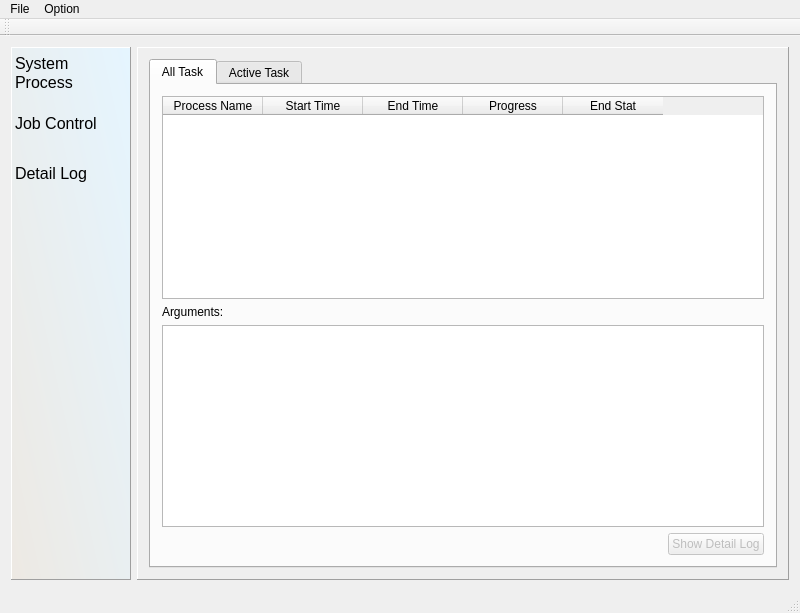
xtfllbl/qjdprocess, file qjdprocessmainwindow.ui: the form before one commit.
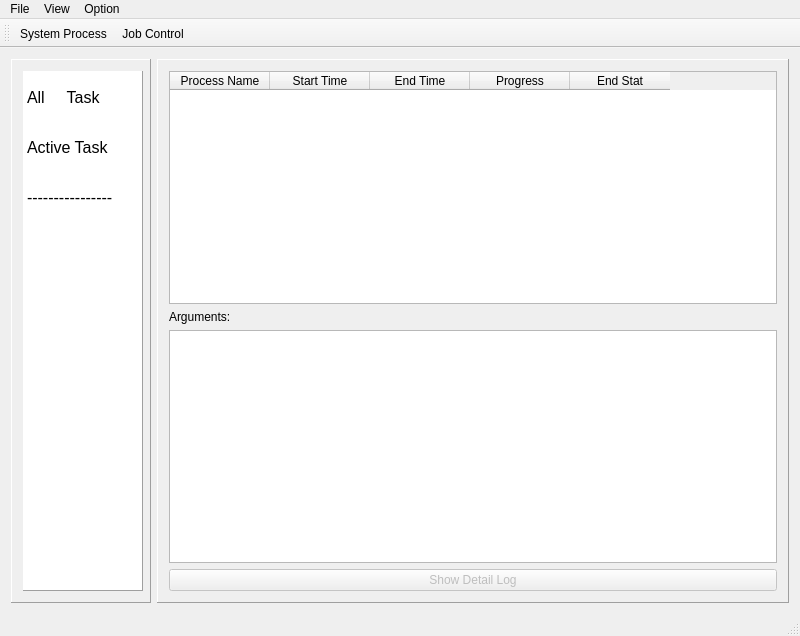
The form after the commit. Icons and pictures are not drawn.

Patch:
```diff
--- a/qjdprocessmainwindow.ui
+++ b/qjdprocessmainwindow.ui
@@ -7,7 +7,7 @@
     <x>0</x>
     <y>0</y>
     <width>800</width>
-    <height>613</height>
+    <height>636</height>
    </rect>
   </property>
   <property name="sizePolicy">
@@ -23,9 +23,299 @@
    <string>qjdProcessMainWindow</string>
   </property>
   <widget class="QWidget" name="centralWidget">
-   <layout class="QGridLayout" name="gridLayout_7">
+   <layout class="QGridLayout" name="gridLayout_2">
+    <item row="0" column="0">
+     <widget class="QStackedWidget" name="stackedWidgetTable">
+      <property name="sizePolicy">
+       <sizepolicy hsizetype="Minimum" vsizetype="Minimum">
+        <horstretch>0</horstretch>
+        <verstretch>0</verstretch>
+       </sizepolicy>
+      </property>
+      <property name="maximumSize">
+       <size>
+        <width>140</width>
+        <height>16777215</height>
+       </size>
+      </property>
+      <property name="frameShape">
+       <enum>QFrame::Panel</enum>
+      </property>
+      <property name="frameShadow">
+       <enum>QFrame::Raised</enum>
+      </property>
+      <property name="currentIndex">
+       <number>1</number>
+      </property>
+      <widget class="QWidget" name="pageTableSysProcess">
+       <layout class="QGridLayout" name="gridLayout_4">
+        <item row="0" column="0">
+         <widget class="QTableWidget" name="tableSys">
+          <property name="minimumSize">
+           <size>
+            <width>120</width>
+            <height>0</height>
+           </size>
+          </property>
+          <property name="maximumSize">
+           <size>
+            <width>120</width>
+            <height>16777215</height>
+           </size>
+          </property>
+          <property name="font">
+           <font>
+            <pointsize>12</pointsize>
+           </font>
+          </property>
+          <property name="frameShape">
+           <enum>QFrame::Panel</enum>
+          </property>
+          <property name="frameShadow">
+           <enum>QFrame::Raised</enum>
+          </property>
+          <property name="selectionMode">
+           <enum>QAbstractItemView::SingleSelection</enum>
+          </property>
+          <property name="iconSize">
+           <size>
+            <width>40</width>
+            <height>40</height>
+           </size>
+          </property>
+          <property name="showGrid">
+           <bool>false</bool>
+          </property>
+          <attribute name="horizontalHeaderVisible">
+           <bool>false</bool>
+          </attribute>
+          <attribute name="horizontalHeaderDefaultSectionSize">
+           <number>120</number>
+          </attribute>
+          <attribute name="horizontalHeaderHighlightSections">
+           <bool>false</bool>
+          </attribute>
+          <attribute name="verticalHeaderVisible">
+           <bool>false</bool>
+          </attribute>
+          <attribute name="verticalHeaderDefaultSectionSize">
+           <number>50</number>
+          </attribute>
+          <attribute name="verticalHeaderHighlightSections">
+           <bool>false</bool>
+          </attribute>
+          <attribute name="verticalHeaderVisible">
+           <bool>false</bool>
+          </attribute>
+          <attribute name="verticalHeaderDefaultSectionSize">
+           <number>50</number>
+          </attribute>
+          <attribute name="horizontalHeaderVisible">
+           <bool>false</bool>
+          </attribute>
+          <attribute name="horizontalHeaderHighlightSections">
+           <bool>false</bool>
+          </attribute>
+          <attribute name="verticalHeaderHighlightSections">
+           <bool>false</bool>
+          </attribute>
+          <attribute name="horizontalHeaderDefaultSectionSize">
+           <number>120</number>
+          </attribute>
+          <row>
+           <property name="text">
+            <string>0</string>
+           </property>
+          </row>
+          <row>
+           <property name="text">
+            <string>1</string>
+           </property>
+          </row>
+          <column>
+           <property name="text">
+            <string>0</string>
+           </property>
+          </column>
+          <item row="0" column="0">
+           <property name="text">
+            <string>System Monitor</string>
+           </property>
+           <property name="font">
+            <font>
+             <pointsize>12</pointsize>
+            </font>
+           </property>
+           <property name="icon">
+            <iconset resource="image.qrc">
+             <normaloff>:/image/use/document-page-setup.png</normaloff>:/image/use/document-page-setup.png</iconset>
+           </property>
+           <property name="flags">
+            <set>ItemIsSelectable|ItemIsEnabled</set>
+           </property>
+          </item>
+          <item row="1" column="0">
+           <property name="text">
+            <string>Choose Field</string>
+           </property>
+           <property name="icon">
+            <iconset resource="image.qrc">
+             <normaloff>:/image/use/evolution-calendar.png</normaloff>:/image/use/evolution-calendar.png</iconset>
+           </property>
+           <property name="flags">
+            <set>ItemIsSelectable|ItemIsEnabled</set>
+           </property>
+          </item>
+         </widget>
+        </item>
+       </layout>
+      </widget>
+      <widget class="QWidget" name="pageTableJobControl">
+       <layout class="QVBoxLayout" name="verticalLayout_2">
+        <item>
+         <widget class="QTableWidget" name="tableJob">
+          <property name="minimumSize">
+           <size>
+            <width>120</width>
+            <height>0</height>
+           </size>
+          </property>
+          <property name="maximumSize">
+           <size>
+            <width>120</width>
+            <height>16777215</height>
+           </size>
+          </property>
+          <property name="font">
+           <font>
+            <pointsize>12</pointsize>
+           </font>
+          </property>
+          <property name="frameShape">
+           <enum>QFrame::Panel</enum>
+          </property>
+          <property name="frameShadow">
+           <enum>QFrame::Raised</enum>
+          </property>
+          <property name="selectionMode">
+           <enum>QAbstractItemView::SingleSelection</enum>
+          </property>
+          <property name="iconSize">
+           <size>
+            <width>40</width>
+            <height>40</height>
+           </size>
+          </property>
+          <property name="showGrid">
+           <bool>false</bool>
+          </property>
+          <attribute name="horizontalHeaderVisible">
+           <bool>false</bool>
+          </attribute>
+          <attribute name="horizontalHeaderDefaultSectionSize">
+           <number>120</number>
+          </attribute>
+          <attribute name="horizontalHeaderHighlightSections">
+           <bool>false</bool>
+          </attribute>
+          <attribute name="verticalHeaderVisible">
+           <bool>false</bool>
+          </attribute>
+          <attribute name="verticalHeaderDefaultSectionSize">
+           <number>50</number>
+          </attribute>
+          <attribute name="verticalHeaderHighlightSections">
+           <bool>false</bool>
+          </attribute>
+          <attribute name="verticalHeaderVisible">
+           <bool>false</bool>
+          </attribute>
+          <attribute name="verticalHeaderDefaultSectionSize">
+           <number>50</number>
+          </attribute>
+          <attribute name="horizontalHeaderVisible">
+           <bool>false</bool>
+          </attribute>
+          <attribute name="horizontalHeaderHighlightSections">
+           <bool>false</bool>
+          </attribute>
+          <attribute name="verticalHeaderHighlightSections">
+           <bool>false</bool>
+          </attribute>
+          <attribute name="horizontalHeaderDefaultSectionSize">
+           <number>120</number>
+          </attribute>
+          <row>
+           <property name="text">
+            <string>0</string>
+           </property>
+          </row>
+          <row>
+           <property name="text">
+            <string>1</string>
+           </property>
+          </row>
+          <row>
+           <property name="text">
+            <string>2</string>
+           </property>
+          </row>
+          <column>
+           <property name="text">
+            <string>0</string>
+           </property>
+          </column>
+          <item row="0" column="0">
+           <property name="text">
+            <string>All     Task </string>
+           </property>
+           <property name="font">
+            <font>
+             <pointsize>12</pointsize>
+            </font>
+           </property>
+           <property name="icon">
+            <iconset resource="image.qrc">
+             <normaloff>:/image/use/format-justify-fill.png</normaloff>:/image/use/format-justify-fill.png</iconset>
+           </property>
+           <property name="flags">
+            <set>ItemIsSelectable|ItemIsEnabled</set>
+           </property>
+          </item>
+          <item row="1" column="0">
+           <property name="text">
+            <string>Active Task</string>
+           </property>
+           <property name="icon">
+            <iconset resource="image.qrc">
+             <normaloff>:/image/use/gtk-edit.png</normaloff>:/image/use/gtk-edit.png</iconset>
+           </property>
+           <property name="flags">
+            <set>ItemIsSelectable|ItemIsEnabled</set>
+           </property>
+          </item>
+          <item row="2" column="0">
+           <property name="text">
+            <string>----------------</string>
+           </property>
+           <property name="flags">
+            <set>NoItemFlags</set>
+           </property>
+          </item>
+         </widget>
+        </item>
+       </layout>
+      </widget>
+     </widget>
+    </item>
     <item row="0" column="1">
-     <widget class="QStackedWidget" name="stackedWidget">
+     <widget class="QStackedWidget" name="stackedWidgetPage">
+      <property name="sizePolicy">
+       <sizepolicy hsizetype="Expanding" vsizetype="Expanding">
+        <horstretch>0</horstretch>
+        <verstretch>0</verstretch>
+       </sizepolicy>
+      </property>
       <property name="frameShape">
        <enum>QFrame::Panel</enum>
       </property>
@@ -82,19 +372,6 @@
          </layout>
         </item>
         <item row="1" column="0">
-         <widget class="QTabWidget" name="tabWidgetSysProcess">
-          <property name="currentIndex">
-           <number>0</number>
-          </property>
-          <property name="tabsClosable">
-           <bool>false</bool>
-          </property>
-          <widget class="QWidget" name="tabTblMain">
-           <attribute name="title">
-            <string>Sys Process</string>
-           </attribute>
-           <layout class="QGridLayout" name="gridLayout">
-            <item row="0" column="0">
              <widget class="QTableView" name="tblMain">
               <property name="minimumSize">
                <size>
@@ -310,29 +587,9 @@
             </item>
            </layout>
           </widget>
-         </widget>
-        </item>
-       </layout>
-      </widget>
-      <widget class="QWidget" name="pageJob">
+      <widget class="QWidget" name="pageAllJob">
        <layout class="QGridLayout" name="gridLayout_5">
         <item row="0" column="0">
-         <widget class="QTabWidget" name="tabWidgetJob">
-          <property name="tabPosition">
-           <enum>QTabWidget::North</enum>
-          </property>
-          <property name="tabShape">
-           <enum>QTabWidget::Rounded</enum>
-          </property>
-          <property name="currentIndex">
-           <number>0</number>
-          </property>
-          <widget class="QWidget" name="tabAllTask">
-           <attribute name="title">
-            <string>All Task</string>
-           </attribute>
-           <layout class="QGridLayout" name="gridLayout_2">
-            <item row="0" column="0">
              <layout class="QVBoxLayout" name="verticalLayout">
               <item>
                <widget class="QTableWidget" name="historyTable">
@@ -429,21 +686,6 @@
              </layout>
             </item>
             <item row="1" column="0">
-             <layout class="QHBoxLayout" name="horizontalLayout_3">
-              <item>
-               <spacer name="horizontalSpacer">
-                <property name="orientation">
-                 <enum>Qt::Horizontal</enum>
-                </property>
-                <property name="sizeHint" stdset="0">
-                 <size>
-                  <width>40</width>
-                  <height>20</height>
-                 </size>
-                </property>
-               </spacer>
-              </item>
-              <item>
                <widget class="QPushButton" name="btnShowLog">
                 <property name="enabled">
                  <bool>false</bool>
@@ -458,15 +700,10 @@
                </widget>
               </item>
              </layout>
-            </item>
-           </layout>
-          </widget>
-          <widget class="QWidget" name="tabActiveTask">
-           <attribute name="title">
-            <string>Active Task</string>
-           </attribute>
-           <layout class="QGridLayout" name="gridLayout_4">
-            <item row="0" column="0" colspan="2">
+      </widget>
+      <widget class="QWidget" name="pageActiveJob">
+       <layout class="QGridLayout" name="gridLayout">
+        <item row="0" column="0">
              <widget class="QTableWidget" name="activeTable">
               <property name="styleSheet">
                <string notr="true">gridline-color: rgb(200, 200, 200);
@@ -519,7 +756,7 @@
               </property>
              </widget>
             </item>
-            <item row="2" column="0" colspan="2">
+        <item row="2" column="0">
              <widget class="QTextBrowser" name="activeArguBrowser"/>
             </item>
            </layout>
@@ -528,160 +765,6 @@
         </item>
        </layout>
       </widget>
-      <widget class="QWidget" name="pageLog">
-       <layout class="QGridLayout" name="gridLayout_8">
-        <item row="0" column="0">
-         <widget class="QTabWidget" name="tabWidgetLog">
-          <property name="tabsClosable">
-           <bool>true</bool>
-          </property>
-         </widget>
-        </item>
-       </layout>
-      </widget>
-     </widget>
-    </item>
-    <item row="0" column="0">
-     <widget class="QTableWidget" name="tableChoose">
-      <property name="minimumSize">
-       <size>
-        <width>120</width>
-        <height>0</height>
-       </size>
-      </property>
-      <property name="maximumSize">
-       <size>
-        <width>120</width>
-        <height>16777215</height>
-       </size>
-      </property>
-      <property name="font">
-       <font>
-        <pointsize>12</pointsize>
-       </font>
-      </property>
-      <property name="styleSheet">
-       <string notr="true">background-color: qlineargradient(spread:pad, x1:1, y1:0, x2:0, y2:0.988636, stop:0 rgba(229, 245, 255, 255), stop:1 rgba(237, 233, 227, 255));</string>
-      </property>
-      <property name="frameShape">
-       <enum>QFrame::Panel</enum>
-      </property>
-      <property name="frameShadow">
-       <enum>QFrame::Raised</enum>
-      </property>
-      <property name="selectionMode">
-       <enum>QAbstractItemView::SingleSelection</enum>
-      </property>
-      <property name="iconSize">
-       <size>
-        <width>40</width>
-        <height>40</height>
-       </size>
-      </property>
-      <property name="showGrid">
-       <bool>false</bool>
-      </property>
-      <attribute name="horizontalHeaderVisible">
-       <bool>false</bool>
-      </attribute>
-      <attribute name="horizontalHeaderDefaultSectionSize">
-       <number>120</number>
-      </attribute>
-      <attribute name="horizontalHeaderHighlightSections">
-       <bool>false</bool>
-      </attribute>
-      <attribute name="verticalHeaderVisible">
-       <bool>false</bool>
-      </attribute>
-      <attribute name="verticalHeaderDefaultSectionSize">
-       <number>50</number>
-      </attribute>
-      <attribute name="verticalHeaderHighlightSections">
-       <bool>false</bool>
-      </attribute>
-      <attribute name="verticalHeaderVisible">
-       <bool>false</bool>
-      </attribute>
-      <attribute name="verticalHeaderDefaultSectionSize">
-       <number>50</number>
-      </attribute>
-      <attribute name="horizontalHeaderVisible">
-       <bool>false</bool>
-      </attribute>
-      <attribute name="horizontalHeaderHighlightSections">
-       <bool>false</bool>
-      </attribute>
-      <attribute name="verticalHeaderHighlightSections">
-       <bool>false</bool>
-      </attribute>
-      <attribute name="horizontalHeaderDefaultSectionSize">
-       <number>120</number>
-      </attribute>
-      <row>
-       <property name="text">
-        <string>0</string>
-       </property>
-      </row>
-      <row>
-       <property name="text">
-        <string>1</string>
-       </property>
-      </row>
-      <row>
-       <property name="text">
-        <string>2</string>
-       </property>
-      </row>
-      <column>
-       <property name="text">
-        <string>0</string>
-       </property>
-      </column>
-      <item row="0" column="0">
-       <property name="text">
-        <string>System Process</string>
-       </property>
-       <property name="font">
-        <font>
-         <pointsize>12</pointsize>
-        </font>
-       </property>
-       <property name="icon">
-        <iconset resource="image.qrc">
-         <normaloff>:/image/use/document-page-setup.png</normaloff>:/image/use/document-page-setup.png</iconset>
-       </property>
-       <property name="flags">
-        <set>ItemIsSelectable|ItemIsEnabled</set>
-       </property>
-      </item>
-      <item row="1" column="0">
-       <property name="text">
-        <string>Job Control</string>
-       </property>
-       <property name="icon">
-        <iconset resource="image.qrc">
-         <normaloff>:/image/use/evolution-calendar.png</normaloff>:/image/use/evolution-calendar.png</iconset>
-       </property>
-       <property name="flags">
-        <set>ItemIsSelectable|ItemIsEnabled</set>
-       </property>
-      </item>
-      <item row="2" column="0">
-       <property name="text">
-        <string>Detail Log</string>
-       </property>
-       <property name="icon">
-        <iconset resource="image.qrc">
-         <normaloff>:/image/use/format-justify-fill.png</normaloff>:/image/use/format-justify-fill.png</iconset>
-       </property>
-       <property name="flags">
-        <set>NoItemFlags</set>
-       </property>
-      </item>
-     </widget>
-    </item>
-   </layout>
-  </widget>
   <widget class="QMenuBar" name="menuBar">
    <property name="geometry">
     <rect>
@@ -695,6 +778,15 @@
     <property name="title">
      <string>File</string>
     </property>
+    <widget class="QMenu" name="menuExport">
+     <property name="title">
+      <string>Export</string>
+     </property>
+     <addaction name="actionExport_Main_File"/>
+     <addaction name="actionExport_Log_File"/>
+    </widget>
+    <addaction name="actionImport"/>
+    <addaction name="menuExport"/>
     <addaction name="actionExit"/>
    </widget>
    <widget class="QMenu" name="menuOption">
@@ -702,8 +794,26 @@
      <string>Option</string>
     </property>
     <addaction name="actionStart_Process"/>
+    <addaction name="separator"/>
+    <addaction name="actionChoose_Field"/>
+   </widget>
+   <widget class="QMenu" name="menuView">
+    <property name="tearOffEnabled">
+     <bool>false</bool>
+    </property>
+    <property name="title">
+     <string>View</string>
+    </property>
+    <property name="separatorsCollapsible">
+     <bool>false</bool>
+    </property>
+    <addaction name="actionSystem_Monitor"/>
+    <addaction name="separator"/>
+    <addaction name="actionAll_task"/>
+    <addaction name="actionActive_Task"/>
    </widget>
    <addaction name="menuFile"/>
+   <addaction name="menuView"/>
    <addaction name="menuOption"/>
   </widget>
   <widget class="QToolBar" name="mainToolBar">
@@ -719,6 +829,8 @@
    <attribute name="toolBarBreak">
     <bool>false</bool>
    </attribute>
+   <addaction name="actionSystemProcess"/>
+   <addaction name="actionJobControl"/>
   </widget>
   <widget class="QStatusBar" name="statusBar"/>
   <action name="actionExit">
@@ -730,10 +842,95 @@
    </property>
   </action>
   <action name="actionStart_Process">
+   <property name="checkable">
+    <bool>false</bool>
+   </property>
    <property name="text">
     <string>Start Process</string>
    </property>
   </action>
+  <action name="actionSystemProcess">
+   <property name="checkable">
+    <bool>true</bool>
+   </property>
+   <property name="text">
+    <string>System Process</string>
+   </property>
+  </action>
+  <action name="actionJobControl">
+   <property name="checkable">
+    <bool>true</bool>
+   </property>
+   <property name="text">
+    <string>Job Control</string>
+   </property>
+   <property name="iconVisibleInMenu">
+    <bool>true</bool>
+   </property>
+  </action>
+  <action name="actionImport">
+   <property name="text">
+    <string>Import Index File</string>
+   </property>
+  </action>
+  <action name="actionExport_Main_File">
+   <property name="text">
+    <string>Export Main File</string>
+   </property>
+  </action>
+  <action name="actionExport_Log_File">
+   <property name="text">
+    <string>Export Log File</string>
+   </property>
+  </action>
+  <action name="actionSystem_Monitor">
+   <property name="checkable">
+    <bool>true</bool>
+   </property>
+   <property name="icon">
+    <iconset resource="image.qrc">
+     <normaloff>:/image/use/document-page-setup.png</normaloff>:/image/use/document-page-setup.png</iconset>
+   </property>
+   <property name="text">
+    <string>System Monitor</string>
+   </property>
+  </action>
+  <action name="actionChoose_Field">
+   <property name="checkable">
+    <bool>true</bool>
+   </property>
+   <property name="icon">
+    <iconset resource="image.qrc">
+     <normaloff>:/image/use/evolution-calendar.png</normaloff>:/image/use/evolution-calendar.png</iconset>
+   </property>
+   <property name="text">
+    <string>Choose Field</string>
+   </property>
+  </action>
+  <action name="actionAll_task">
+   <property name="checkable">
+    <bool>true</bool>
+   </property>
+   <property name="icon">
+    <iconset resource="image.qrc">
+     <normaloff>:/image/use/format-justify-fill.png</normaloff>:/image/use/format-justify-fill.png</iconset>
+   </property>
+   <property name="text">
+    <string>All task</string>
+   </property>
+  </action>
+  <action name="actionActive_Task">
+   <property name="checkable">
+    <bool>true</bool>
+   </property>
+   <property name="icon">
+    <iconset resource="image.qrc">
+     <normaloff>:/image/use/gtk-edit.png</normaloff>:/image/use/gtk-edit.png</iconset>
+   </property>
+   <property name="text">
+    <string>Active Task</string>
+   </property>
+  </action>
  </widget>
  <layoutdefault spacing="6" margin="11"/>
  <tabstops>
```
Left out of the diff: 9 changed lines with no effect on the pictures. Lines whose indentation alone changed are shown as unchanged.
